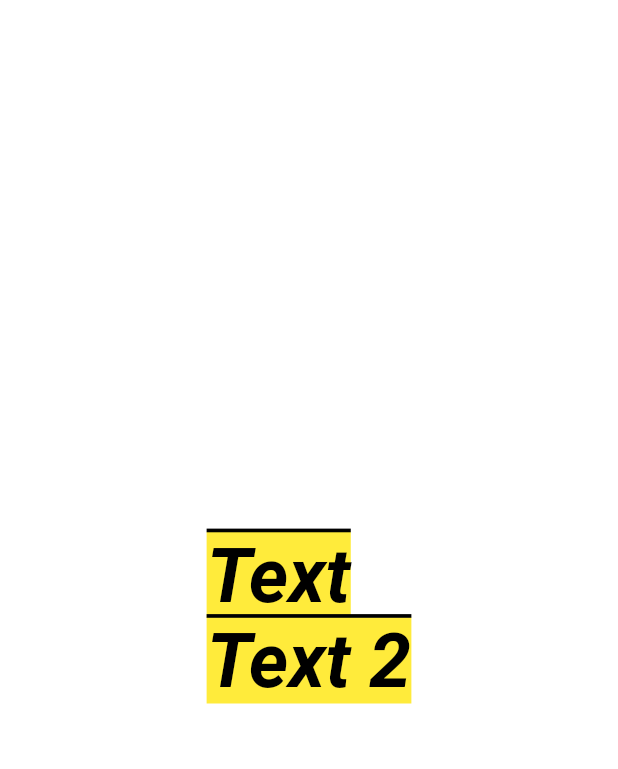
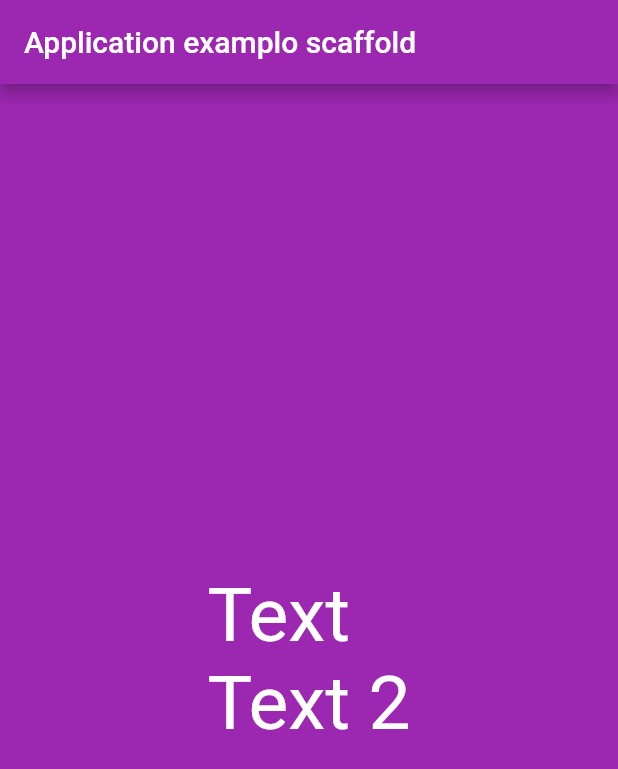
Before and after one commit to kamijidias/Flutter-Projects, a Flutter app: the screen it shows after launch, on a phone screen of 412 x 824 dp. Shown: the top 769 px of the screen. Run offline on Flutter 3.47's test engine with Material 2 defaults, Android fonts, the phone set to English and light mode, and no system bars; Roboto replaces fonts that are missing (Chopin).

Commit message:
Aprendendo sobre os temas em flutter com materialApp

```diff
--- a/text_style/lib/main.dart
+++ b/text_style/lib/main.dart
@@ -1,7 +1,7 @@
 import 'package:flutter/material.dart';
 
 void main() {
-  runApp(MyApp());
+  runApp(const MyApp());
 }
 
 class MyApp extends StatelessWidget {
@@ -9,21 +9,44 @@ class MyApp extends StatelessWidget {
 
   @override
   Widget build(BuildContext context) {
-    return const Center(
-      child: Text(
-        'Text\nText 2',
-        textDirection: TextDirection.ltr,
-        style: TextStyle(
-          fontSize: 50,
-          height: 1.15,
-          fontStyle: FontStyle.italic,
-          fontWeight: FontWeight.w700,
-          color: Colors.black,
-          backgroundColor: Colors.yellow,
-          decoration: TextDecoration.overline,
-          fontFamily: 'Chopin',
+    return MaterialApp(
+      theme: ThemeData(
+        brightness: Brightness.dark,
+      ),
+      home: Scaffold(
+        backgroundColor: Colors.purple,
+        appBar: AppBar(
+          title: const Text('Application examplo scaffold'),
+          backgroundColor: Colors.purple,
+        ),
+        body: const Center(
+          child: Text(
+            'Text\nText 2',
+            textDirection: TextDirection.ltr,
+            style: TextStyle(
+              fontSize: 50,
+            ),
+          ),
         ),
       ),
     );
   }
 }
+
+  //   Center(
+  //     child: Text(
+  //       'Text\nText 2',
+  //       textDirection: TextDirection.ltr,
+  //       style: TextStyle(
+  //         fontSize: 50,
+  //         height: 1.15,
+  //         fontStyle: FontStyle.italic,
+  //         fontWeight: FontWeight.w700,
+  //         color: Colors.black,
+  //         backgroundColor: Colors.yellow,
+  //         decoration: TextDecoration.overline,
+  //         fontFamily: 'Chopin',
+  //       ),
+  //     ),
+  //   );
+  // }
```
